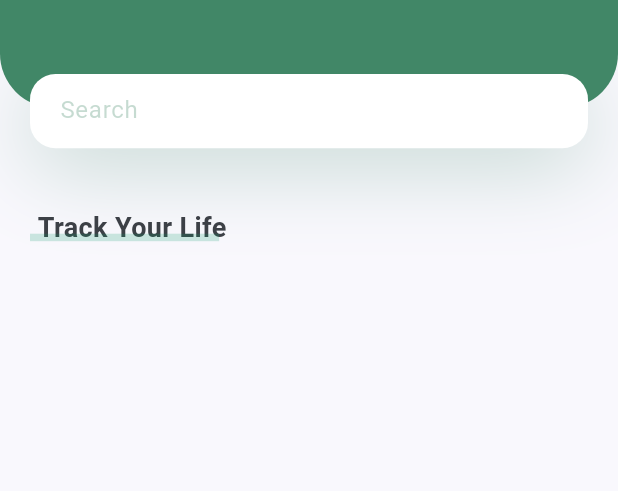
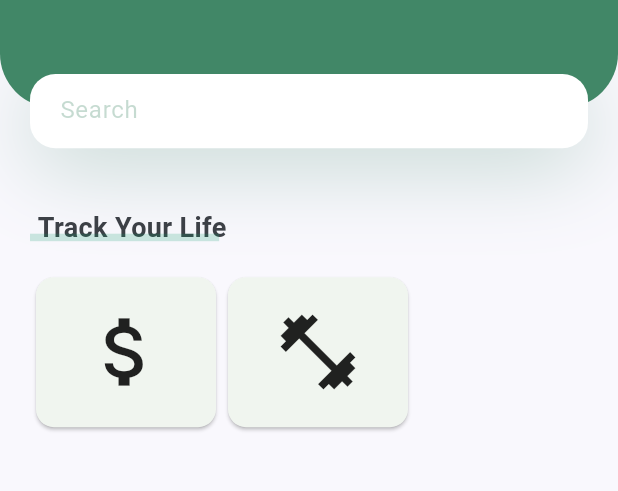
Before and after one commit to dimejune13/lifetracker, a Flutter app: the screen it shows after launch, on a phone screen of 412 x 824 dp, the part 183-674 px from its top. Run offline on Flutter 3.47's test engine with Material 3 defaults, Android fonts, the phone set to English and light mode, and no system bars.

Commit message:
Added List of Tracker Card and the Tracker Card widget

```diff
--- a/lib/src/presentation/home_screen_widget.dart
+++ b/lib/src/presentation/home_screen_widget.dart
@@ -1,6 +1,7 @@
 import "package:flutter/material.dart";
 
 import "package:lifetracker/src/presentation/header_with_search_box_widget.dart";
+import "package:lifetracker/src/presentation/list_tracker_card_widget.dart";
 import "package:lifetracker/src/presentation/title_with_underline_widget.dart";
 
 class HomeScreen extends StatelessWidget {
@@ -27,6 +28,7 @@ class HomeBody extends StatelessWidget {
       children: [
         HeaderWithSearchBox(mediaSize: mediaSize),
         TitleWithUnderline(title: "Track Your Life"),
+        ListTrackerCard(),
       ],
     );
   }
--- /dev/null
+++ b/lib/src/presentation/list_tracker_card_widget.dart
@@ -0,0 +1,58 @@
+import 'package:flutter/material.dart';
+import 'package:lifetracker/constants.dart';
+
+class ListTrackerCard extends StatelessWidget {
+  const ListTrackerCard({
+    super.key,
+  });
+
+  @override
+  Widget build(BuildContext context) {
+    return Container(
+      margin: EdgeInsets.only(
+        left: kDefaultPadding,
+        right: kDefaultPadding,
+        top: kDefaultPadding,
+        bottom: kDefaultPadding * 2.5,
+      ),
+      child: Row(
+        children: <Widget>[
+          TrackerCard(icon: Icons.attach_money),
+          TrackerCard(icon: Icons.fitness_center),
+        ],
+      ),
+    );
+  }
+}
+
+class TrackerCard extends StatelessWidget {
+  const TrackerCard({
+    super.key,
+    required this.icon,
+  });
+
+  final IconData icon;
+
+  @override
+  Widget build(BuildContext context) {
+    return Card(
+      clipBehavior: Clip.hardEdge,
+      child: InkWell(
+        splashColor: Colors.blue.withAlpha(30),
+        onTap: () {
+          ScaffoldMessenger.of(context).showSnackBar(
+            SnackBar(content: Text("Clicked on Card")),
+          );
+        },
+        child: SizedBox(
+          width: 120,
+          height: 100,
+          child: Icon(
+            icon,
+            size: 60.0,
+          ),
+        ),
+      ),
+    );
+  }
+}
```
